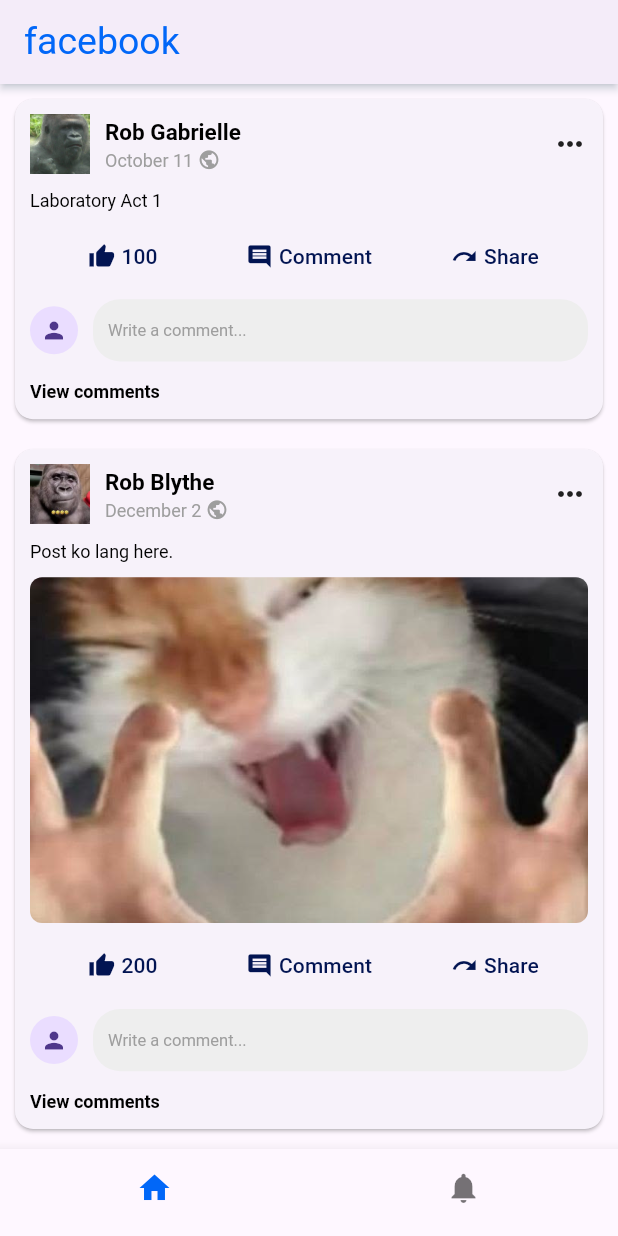
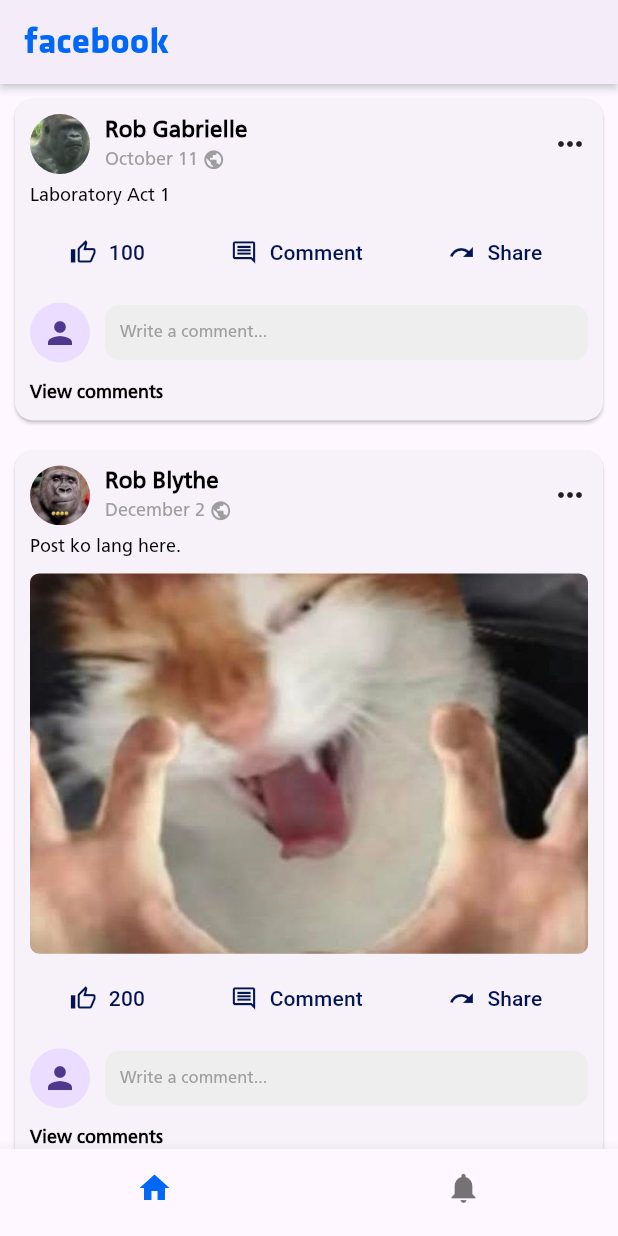
Before and after one commit to robrichgabrielle-droid/cunanan_mobprogAY2627, a Flutter app: the screen it shows after launch, on a phone screen of 412 x 824 dp. Run offline on Flutter 3.47's test engine with Material 3 defaults, Android fonts, the phone set to English and light mode, and no system bars; our stand-ins replace flutter_screenutil.

Commit message:
Fix polished lab activity newsfeed

```diff
--- a/cunanan_mobprog/lib/widgets/newsfeed_card.dart
+++ b/cunanan_mobprog/lib/widgets/newsfeed_card.dart
@@ -11,16 +11,16 @@ class NewsFeedCard extends StatelessWidget {
     required this.postContent,
     required this.date,
     this.numOfLikes = 0,
+    this.avatarPath,
     this.imagePath,
-    this.avatarPath,
   });
 
   final String userName;
   final String postContent;
   final String date;
   final int numOfLikes;
+  final String? avatarPath;
   final String? imagePath;
-  final String? avatarPath;
 
   @override
   Widget build(BuildContext context) {
@@ -35,16 +35,10 @@ class NewsFeedCard extends StatelessWidget {
               children: [
                 CircleAvatar(
                   radius: 20.r,
-                  child: avatarPath == null
-                      ? const Icon(Icons.person)
-                      : Image.asset(
-                          avatarPath!,
-                          width: 40.r,
-                          height: 40.r,
-                          fit: BoxFit.cover,
-                          errorBuilder: (context, error, stackTrace) =>
-                              const Icon(Icons.person),
-                        ),
+                  backgroundImage: avatarPath == null
+                      ? null
+                      : AssetImage(avatarPath!),
+                  child: avatarPath == null ? const Icon(Icons.person) : null,
                 ),
                 SizedBox(width: 10.w),
                 Expanded(
@@ -74,66 +68,54 @@ class NewsFeedCard extends StatelessWidget {
                 const Icon(Icons.more_horiz),
               ],
             ),
-            SizedBox(height: 8.h),
+            SizedBox(height: 5.h),
             CustomText(text: postContent, fontSize: 12.sp, color: Colors.black),
             if (imagePath != null) ...[
               SizedBox(height: 8.h),
               ClipRRect(
-                borderRadius: BorderRadius.circular(8.r),
-                child: SizedBox(
-                  width: double.infinity,
-                  height: 200.h,
+                borderRadius: BorderRadius.circular(6.r),
                 child: Image.asset(
                   imagePath!,
+                  width: double.infinity,
+                  height: 220.h,
                   fit: BoxFit.cover,
-                    errorBuilder: (context, error, stackTrace) =>
-                        const Placeholder(),
-                  ),
                 ),
               ),
             ],
-            SizedBox(height: 4.h),
+            SizedBox(height: 5.h),
             Row(
+              mainAxisAlignment: MainAxisAlignment.spaceAround,
               children: [
-                Expanded(
-                  child: PostActionButton(
-                    icon: Icons.thumb_up,
+                PostActionButton(
+                  icon: Icons.thumb_up_outlined,
                   label: numOfLikes.toString(),
                   onPressed: () {},
                 ),
-                ),
-                Expanded(
-                  child: PostActionButton(
-                    icon: Icons.comment,
+                PostActionButton(
+                  icon: Icons.comment_outlined,
                   label: 'Comment',
                   onPressed: () {},
                 ),
-                ),
-                Expanded(
-                  child: PostActionButton(
+                PostActionButton(
                   icon: Icons.redo,
                   label: 'Share',
                   onPressed: () {},
                 ),
-                ),
               ],
             ),
-            SizedBox(height: 4.h),
+            SizedBox(height: 8.h),
             Row(
               children: [
-                CircleAvatar(
-                  radius: 16.r,
-                  child: const Icon(Icons.person, size: 18),
-                ),
+                const CircleAvatar(radius: 20, child: Icon(Icons.person)),
                 SizedBox(width: 10.w),
                 Expanded(
                   child: Container(
+                    alignment: Alignment.centerLeft,
                     padding: EdgeInsets.symmetric(horizontal: 10.w),
-                    alignment: Alignment.centerLeft,
-                    height: 36.h,
+                    height: 32.h,
                     decoration: BoxDecoration(
                       color: Colors.grey[200],
-                      borderRadius: BorderRadius.circular(18.r),
+                      borderRadius: BorderRadius.circular(10.r),
                     ),
                     child: CustomText(
                       text: 'Write a comment...',
@@ -172,23 +154,11 @@ class PostActionButton extends StatelessWidget {
 
   @override
   Widget build(BuildContext context) {
-    return TextButton(
+    return TextButton.icon(
       onPressed: onPressed,
-      style: TextButton.styleFrom(
-        padding: EdgeInsets.symmetric(horizontal: 4.w),
-        foregroundColor: FB_DARK_PRIMARY,
-      ),
-      child: FittedBox(
-        fit: BoxFit.scaleDown,
-        child: Row(
-          mainAxisSize: MainAxisSize.min,
-          children: [
-            Icon(icon, color: FB_DARK_PRIMARY),
-            SizedBox(width: 4.w),
-            Text(label, style: const TextStyle(color: FB_DARK_PRIMARY)),
-          ],
-        ),
-      ),
+      icon: Icon(icon, size: 18.sp),
+      label: Text(label),
+      style: TextButton.styleFrom(foregroundColor: FB_DARK_PRIMARY),
     );
   }
 }
```
Also changed, not shown: cunanan_mobprog/pubspec.yaml (+8 -0 lines). Lines whose indentation alone changed are shown as unchanged.
